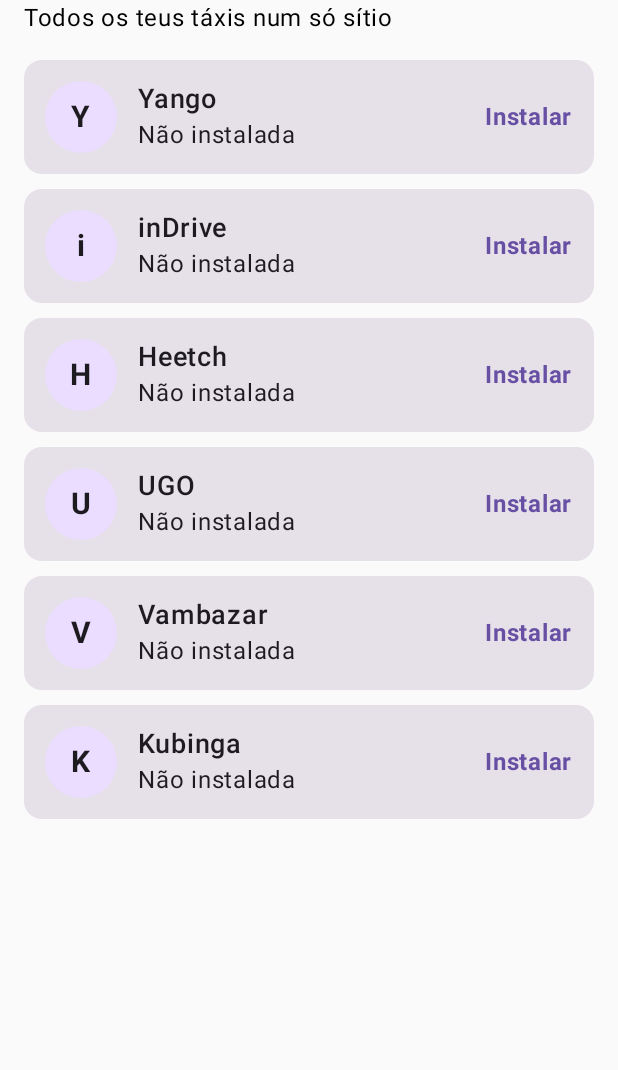
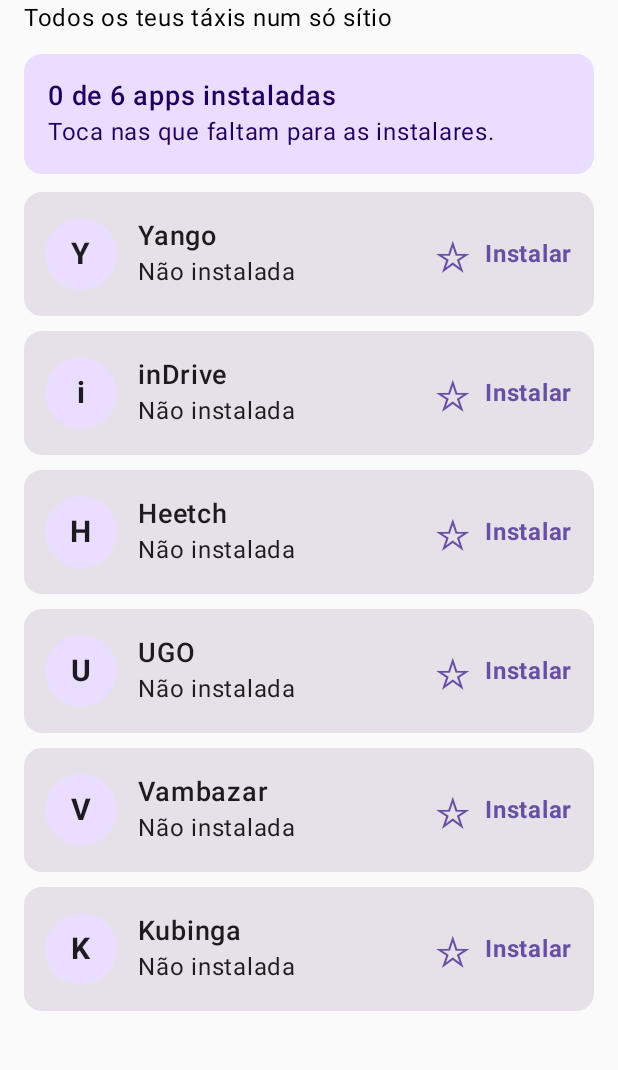
Before and after one commit to PedroPinto123/taxihub, an Android app built with Jetpack Compose: the screen it shows after launch (MainActivity), on a phone screen of 412 x 824 dp, the part 74-1144 px from its top. Run offline under Robolectric (Android 15) with nearby library versions, the phone set to English and light mode, and no system bars.

Commit message:
Painel favoritos

```diff
--- a/app/src/main/java/ao/taxihub/MainActivity.kt
+++ b/app/src/main/java/ao/taxihub/MainActivity.kt
@@ -25,6 +25,7 @@ import androidx.compose.ui.platform.LocalContext
 import androidx.compose.ui.text.font.FontWeight
 import androidx.compose.ui.unit.dp
 import androidx.compose.ui.unit.sp
+import androidx.core.content.edit
 import androidx.core.graphics.drawable.toBitmap
 
 data class TaxiApp(val name: String, val packageName: String)
@@ -37,6 +38,22 @@ val taxiApps = listOf(
     TaxiApp("Vambazar", "com.vambzar.app"),
     TaxiApp("Kubinga", "com.kubinga.passenger")
 )
+
+class TaxiPrefs(context: Context) {
+    private val prefs = context.getSharedPreferences("taxiagil", Context.MODE_PRIVATE)
+
+    fun isFavorite(pkg: String): Boolean = prefs.getBoolean("fav_" + pkg, false)
+
+    fun setFavorite(pkg: String, value: Boolean) {
+        prefs.edit { putBoolean("fav_" + pkg, value) }
+    }
+
+    fun opens(pkg: String): Int = prefs.getInt("opens_" + pkg, 0)
+
+    fun addOpen(pkg: String) {
+        prefs.edit { putInt("opens_" + pkg, opens(pkg) + 1) }
+    }
+}
 
 class MainActivity : ComponentActivity() {
     private var refresh by mutableIntStateOf(0)
@@ -58,6 +75,17 @@ class MainActivity : ComponentActivity() {
 
 @Composable
 fun TaxiListScreen(refresh: Int) {
+    val context = LocalContext.current
+    val prefs = remember { TaxiPrefs(context) }
+    var changes by remember { mutableIntStateOf(0) }
+
+    val installedCount = remember(refresh) {
+        taxiApps.count { isInstalled(context, it.packageName) }
+    }
+    val sorted = remember(refresh, changes) {
+        taxiApps.sortedByDescending { prefs.isFavorite(it.packageName) }
+    }
+
     Column(
         modifier = Modifier
             .fillMaxSize()
@@ -65,17 +93,64 @@ fun TaxiListScreen(refresh: Int) {
     ) {
         Text("Táxi Ágil", fontSize = 28.sp, fontWeight = FontWeight.Bold)
         Text("Todos os teus táxis num só sítio")
-        Spacer(Modifier.height(16.dp))
+        Spacer(Modifier.height(12.dp))
+        SummaryCard(installedCount, taxiApps.size)
+        Spacer(Modifier.height(12.dp))
         LazyColumn(verticalArrangement = Arrangement.spacedBy(10.dp)) {
-            items(taxiApps) { taxi ->
-                TaxiCard(taxi, refresh)
+            items(sorted, key = { it.packageName }) { taxi ->
+                TaxiCard(
+                    taxi = taxi,
+                    refresh = refresh,
+                    favorite = prefs.isFavorite(taxi.packageName),
+                    opens = prefs.opens(taxi.packageName),
+                    onToggleFavorite = {
+                        prefs.setFavorite(taxi.packageName, !prefs.isFavorite(taxi.packageName))
+                        changes++
+                    },
+                    onOpen = {
+                        if (isInstalled(context, taxi.packageName)) {
+                            prefs.addOpen(taxi.packageName)
+                            changes++
+                        }
+                        openTaxi(context, taxi)
+                    }
+                )
             }
         }
     }
 }
 
 @Composable
-fun TaxiCard(taxi: TaxiApp, refresh: Int) {
+fun SummaryCard(installed: Int, total: Int) {
+    Card(
+        modifier = Modifier.fillMaxWidth(),
+        colors = CardDefaults.cardColors(
+            containerColor = MaterialTheme.colorScheme.primaryContainer
+        )
+    ) {
+        Column(modifier = Modifier.padding(16.dp)) {
+            Text(
+                installed.toString() + " de " + total.toString() + " apps instaladas",
+                fontSize = 18.sp,
+                fontWeight = FontWeight.SemiBold
+            )
+            Text(
+                if (installed == total) "Tens todos os táxis à mão."
+                else "Toca nas que faltam para as instalares."
+            )
+        }
+    }
+}
+
+@Composable
+fun TaxiCard(
+    taxi: TaxiApp,
+    refresh: Int,
+    favorite: Boolean,
+    opens: Int,
+    onToggleFavorite: () -> Unit,
+    onOpen: () -> Unit
+) {
     val context = LocalContext.current
     val icon = remember(refresh) { loadIcon(context, taxi.packageName) }
     val installed = icon != null
@@ -83,7 +158,7 @@ fun TaxiCard(taxi: TaxiApp, refresh: Int) {
     Card(
         modifier = Modifier
             .fillMaxWidth()
-            .clickable { openTaxi(context, taxi) }
+            .clickable { onOpen() }
     ) {
         Row(
             modifier = Modifier.padding(14.dp),
@@ -115,14 +190,35 @@ fun TaxiCard(taxi: TaxiApp, refresh: Int) {
             Spacer(Modifier.width(14.dp))
             Column(modifier = Modifier.weight(1f)) {
                 Text(taxi.name, fontSize = 18.sp, fontWeight = FontWeight.SemiBold)
-                Text(if (installed) "Instalada" else "Não instalada")
+                Text(
+                    if (!installed) "Não instalada"
+                    else if (opens == 0) "Instalada"
+                    else "Instalada · aberta " + opens.toString() + (if (opens == 1) " vez" else " vezes")
+                )
             }
+            Text(
+                if (favorite) "★" else "☆",
+                fontSize = 28.sp,
+                color = MaterialTheme.colorScheme.primary,
+                modifier = Modifier
+                    .clickable { onToggleFavorite() }
+                    .padding(8.dp)
+            )
             Text(
                 if (installed) "Abrir" else "Instalar",
                 color = MaterialTheme.colorScheme.primary,
                 fontWeight = FontWeight.Bold
             )
         }
+    }
+}
+
+fun isInstalled(context: Context, pkg: String): Boolean {
+    return try {
+        context.packageManager.getApplicationInfo(pkg, 0)
+        true
+    } catch (e: PackageManager.NameNotFoundException) {
+        false
     }
 }
 
```
